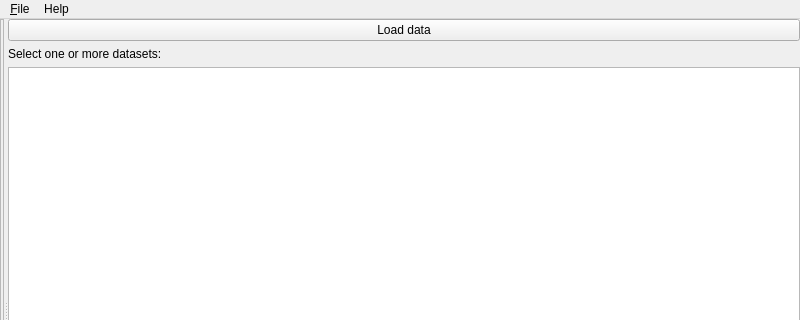
First picture: the form in ufit/gui/main.ui, repository McStasMcXtrace/ufit, before the edit; both pictures show x 0 to 800 and y 0 to 320 of the 800 by 600 pixel window.
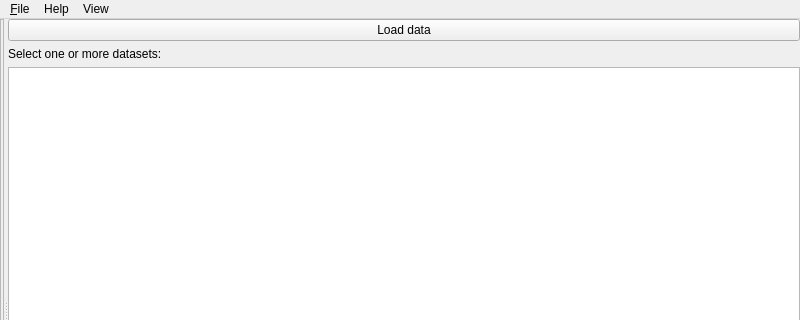
Second picture: the form after the edit. Custom widgets are drawn as their Qt base class.

Patch:
```diff
--- a/ufit/gui/main.ui
+++ b/ufit/gui/main.ui
@@ -72,7 +72,7 @@
      <x>0</x>
      <y>0</y>
      <width>800</width>
-     <height>23</height>
+     <height>19</height>
     </rect>
    </property>
    <widget class="QMenu" name="menuFile">
@@ -93,8 +93,15 @@
     </property>
     <addaction name="actionAbout"/>
    </widget>
+   <widget class="QMenu" name="menuView">
+    <property name="title">
+     <string>View</string>
+    </property>
+    <addaction name="actionConnectData"/>
+   </widget>
    <addaction name="menuFile"/>
    <addaction name="menuHelp"/>
+   <addaction name="menuView"/>
   </widget>
   <action name="actionLoad">
    <property name="text">
```
Left out of the diff: 10 changed lines with no effect on the pictures.
